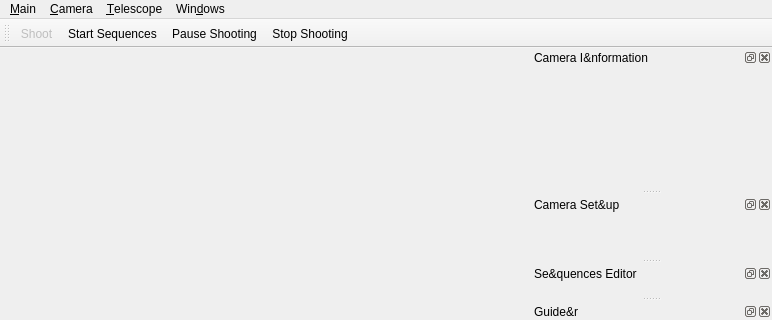
Edlward/GalaxyHunter, file src/ui/dslr_shooter_window.ui: the form before one commit; both pictures show x 0 to 772 and y 0 to 320 of the 772 by 935 pixel window.
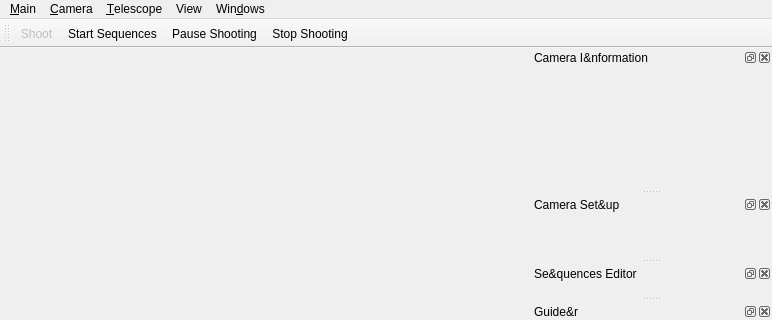
The form after the commit. Icons and pictures are not drawn. Custom widgets are drawn as their Qt base class.

The edit to the form file:
```diff
--- a/src/ui/dslr_shooter_window.ui
+++ b/src/ui/dslr_shooter_window.ui
@@ -73,9 +73,16 @@
     <addaction name="actionHide_All"/>
     <addaction name="actionShow_All"/>
    </widget>
+   <widget class="QMenu" name="menuView">
+    <property name="title">
+     <string>View</string>
+    </property>
+    <addaction name="actionDebayer"/>
+   </widget>
    <addaction name="menuFile"/>
    <addaction name="menuCamera"/>
    <addaction name="menuTelescope"/>
+   <addaction name="menuView"/>
    <addaction name="menuWindows"/>
   </widget>
   <widget class="QDockWidget" name="camera_information_dock">
```
Left out of the diff: 10 changed lines with no effect on the pictures.
